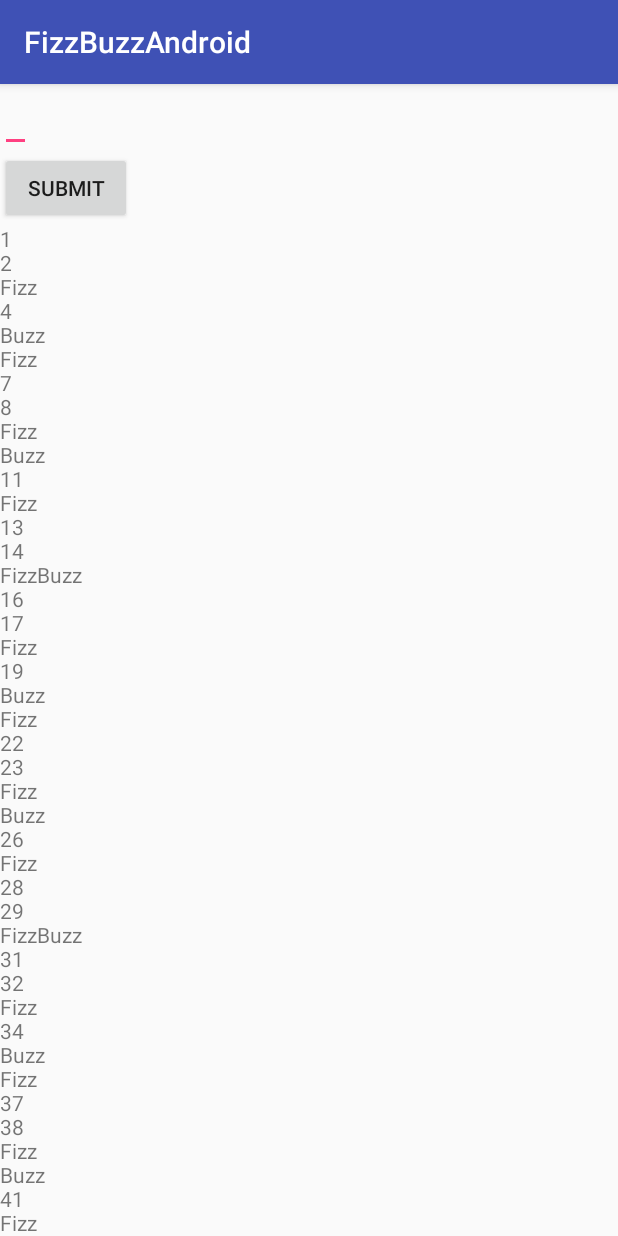
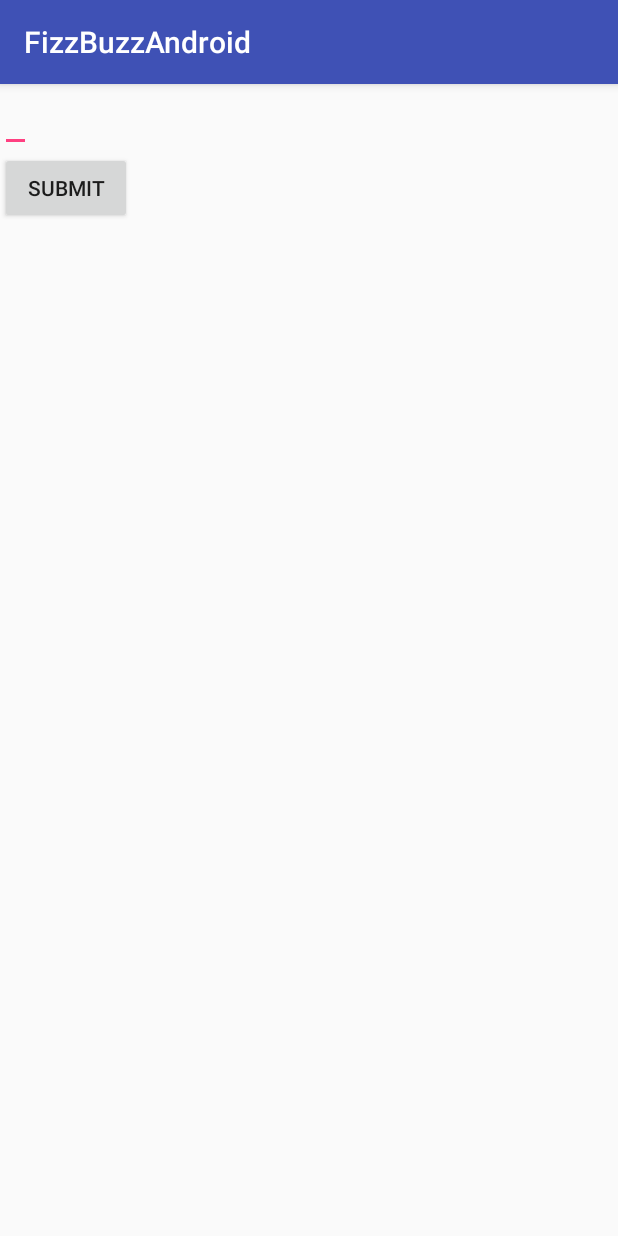
Before and after one commit to ryanlazo/FizzBuzzAndroid, an Android app: the screen it shows after launch (FizzBuzzActivity), after a tap on "SUBMIT", on a phone screen of 412 x 824 dp. Run offline under Robolectric (Android 15) with nearby library versions, the phone set to English and light mode, and no system bars.

```diff
--- a/app/src/main/java/edu/cnm/deepdive/fizzbuzzandroid/FizzBuzzActivity.java
+++ b/app/src/main/java/edu/cnm/deepdive/fizzbuzzandroid/FizzBuzzActivity.java
@@ -13,16 +13,22 @@ public class FizzBuzzActivity extends AppCompatActivity {
   @Override
   protected void onCreate(Bundle savedInstanceState) {
     super.onCreate(savedInstanceState);
-    setContentView(R.layout.activity_fizz_buzz);
-    final TextView text = (TextView) findViewById(R.id.text_view);
-    text.setText(FizzBuzz.count (50));
+    setContentView(R.layout.activity_fizz_buzz);// sets the xml layout to the contentview
+    final TextView text = (TextView) findViewById(R.id.text_view);//using classes findview find the thing called text view in the xml file
+    text.setText(FizzBuzz.count (50));//cast is basically saying trust me..in that textview there is something called settext
 
     final EditText limit = (EditText) findViewById(R.id.limit);
     Button button = (Button) findViewById(R.id.button);
     button.setOnClickListener (new OnClickListener(){
         @Override
       public void onClick(View v) {
-          text.setText(FizzBuzz.count(Integer.parseInt(limit.getText().toString())));
+          int limitInt = 0;
+          try {
+            limitInt = Integer.parseInt(limit.getText().toString());
+          } catch (NumberFormatException e) {
+            e.printStackTrace();
+          }
+          text.setText(FizzBuzz.count(limitInt));
         }
 
     } );
```
